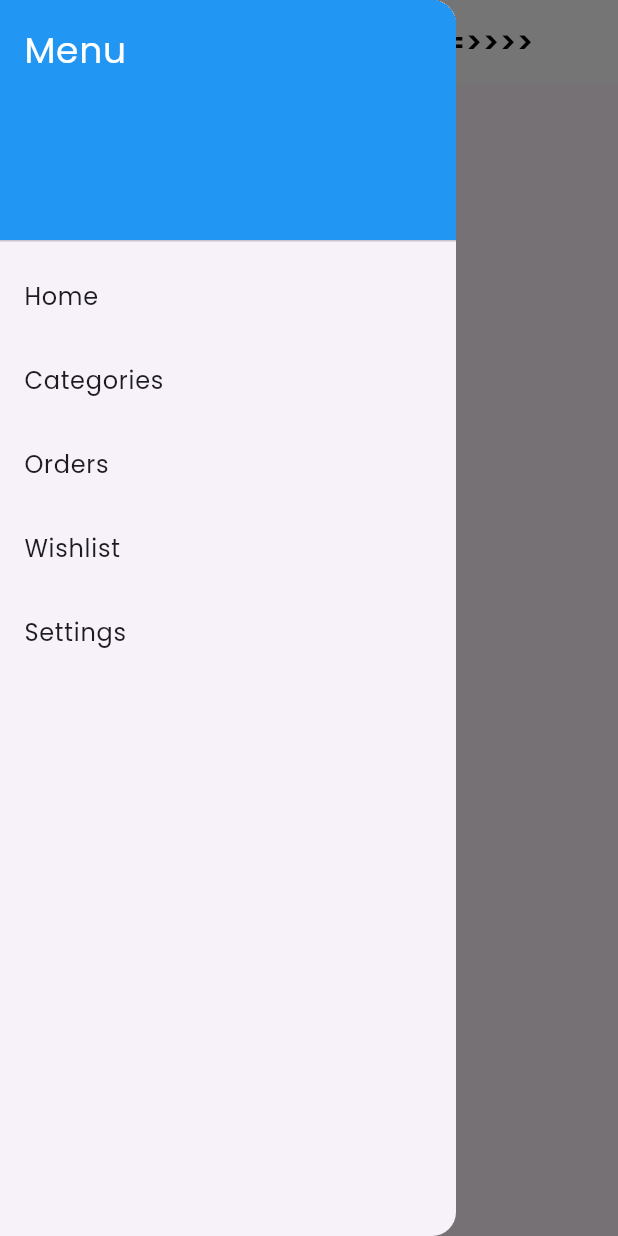
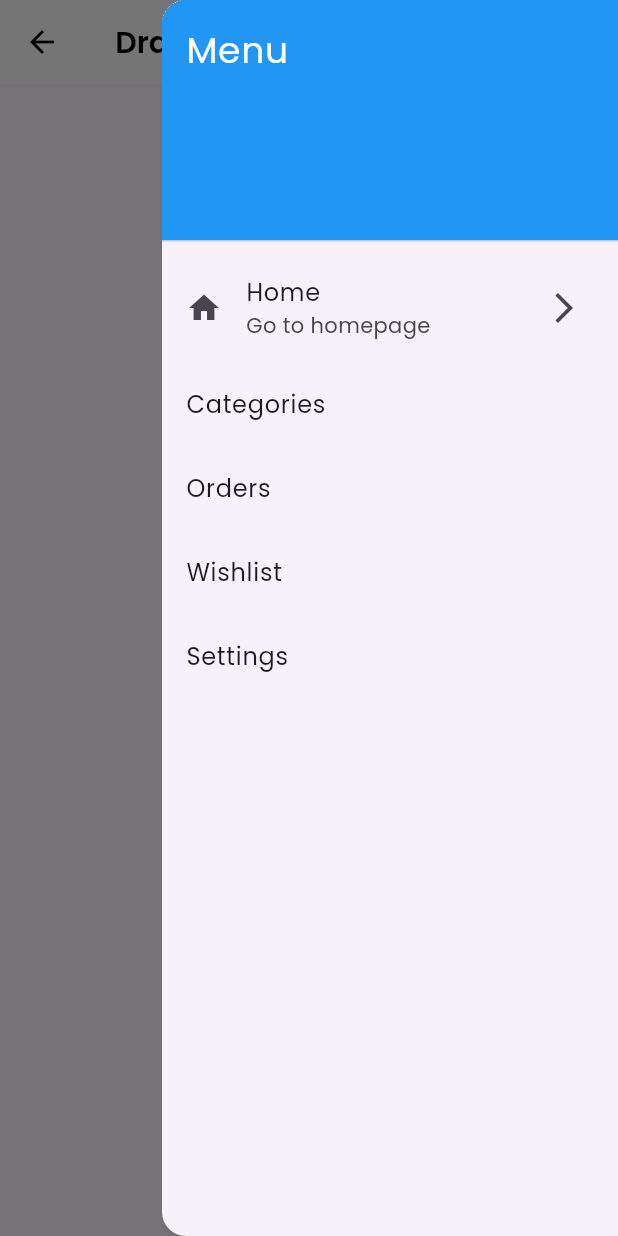
Before and after one commit to muhammadsohail07/Flutter-Learn, a Flutter app: the MyDrawer screen opened directly, with the side drawer open, on a phone screen of 412 x 824 dp. Run offline on Flutter 3.47's test engine with Material 3 defaults, Android fonts, the phone set to English and light mode, and no system bars; our stand-ins replace audioplayers, cached_network_image, google_fonts.

Commit message:
update with routing drawer

```diff
--- a/lib/Tasks/Widgets/drawer.dart
+++ b/lib/Tasks/Widgets/drawer.dart
@@ -6,8 +6,8 @@ class MyDrawer extends StatelessWidget {
   @override
   Widget build(BuildContext context) {
     return Scaffold(
-      appBar: AppBar(title: const Text('Click End Drawer Icon =>>>>')),
-      drawer:  MyDrawerWidget(),
+      appBar: AppBar(title: const Text(' Drawer')),
+      endDrawer:  MyDrawerWidget(),
       body: const Center(child: Text('Home Screen')),
     );
   }
--- a/lib/Tasks/Widgets/drawerWidget.dart
+++ b/lib/Tasks/Widgets/drawerWidget.dart
@@ -1,5 +1,5 @@
 import 'package:flutter/material.dart';
-
+import 'package:flutter_series/main.dart';
 class MyDrawerWidget extends StatelessWidget {
   const MyDrawerWidget({super.key});
 
@@ -16,7 +16,18 @@ class MyDrawerWidget extends StatelessWidget {
               style: TextStyle(color: Colors.white, fontSize: 24),
             ),
           ),
-          ListTile(title: const Text('Home'), onTap: () {}),
+          ListTile(
+            leading: Icon(Icons.home),
+            title: Text('Home'),
+            subtitle: Text('Go to homepage'),
+            trailing: Icon(Icons.arrow_forward_ios),
+            onTap: () {
+              Navigator.push(
+                context,
+                MaterialPageRoute(builder: (context) => Home()),
+              );
+            },
+          ),
           ListTile(title: const Text('Categories'), onTap: () {}),
           ListTile(title: const Text('Orders'), onTap: () {}),
           ListTile(title: const Text('Wishlist'), onTap: () {}),
```
